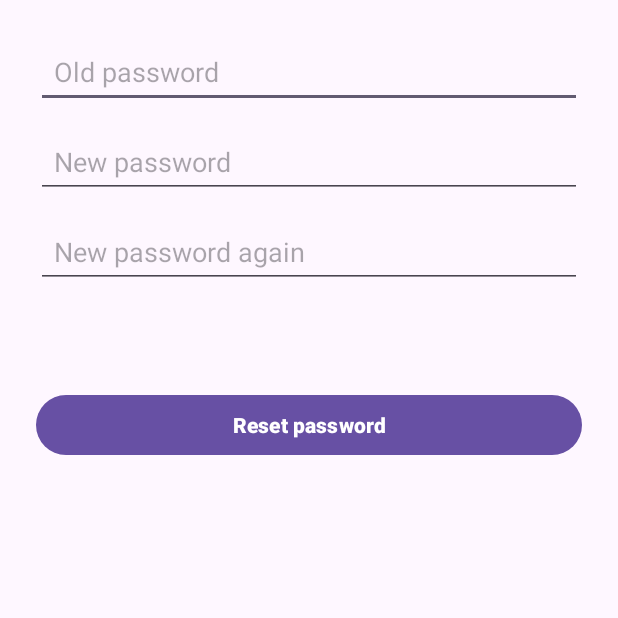
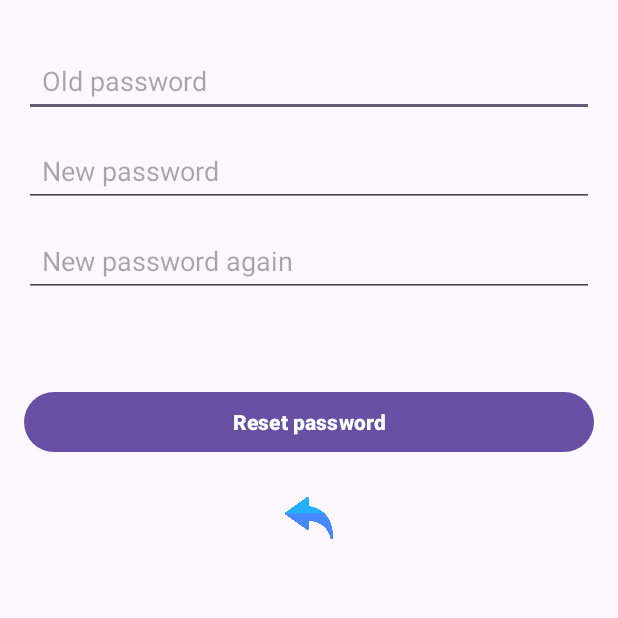
Before and after one commit to shone113/e2-ma-tim31-2025, an Android app: the ChangePasswordActivity screen opened directly, with no data from a screen before it, on a phone screen of 412 x 824 dp, the top half of it. Run offline under Robolectric (Android 15) with nearby library versions, the phone set to English and light mode, and no system bars; our stand-ins replace Firebase (no records; nobody signed in at launch, a user with empty details on screens opened directly).

Commit message:
feat: implement password reset

```diff
--- a/app/src/main/java/ftn/project/presentation/ui/ChangePasswordActivity.java
+++ b/app/src/main/java/ftn/project/presentation/ui/ChangePasswordActivity.java
@@ -3,6 +3,7 @@ package ftn.project.presentation.ui;
 import android.os.Bundle;
 import android.widget.Button;
 import android.widget.EditText;
+import android.widget.ImageButton;
 import android.widget.TextView;
 
 import androidx.activity.EdgeToEdge;
@@ -35,8 +36,6 @@ public class ChangePasswordActivity extends AppCompatActivity {
             return insets;
         });
 
-        setContentView(R.layout.activity_change_password); // tvoj XML fajl
-
         etOldPass = findViewById(R.id.etOldPassword);
         etNewPass = findViewById(R.id.etNewPassword);
         etConfirmPass = findViewById(R.id.etConfirmPassword);
@@ -44,6 +43,9 @@ public class ChangePasswordActivity extends AppCompatActivity {
         tvFeedback = findViewById(R.id.tvFeedback);
 
         btnReset.setOnClickListener(v -> changePassword());
+
+        ImageButton btnBack = findViewById(R.id.btnBack);
+        btnBack.setOnClickListener(v -> finish());
     }
 
     private void changePassword() {
@@ -80,6 +82,9 @@ public class ChangePasswordActivity extends AppCompatActivity {
                     if (updateTask.isSuccessful()) {
                         tvFeedback.setTextColor(getResources().getColor(android.R.color.holo_green_dark));
                         tvFeedback.setText("Lozinka uspešno promenjena!");
+                        etOldPass.setText("");
+                        etNewPass.setText("");
+                        etConfirmPass.setText("");
                     } else {
                         tvFeedback.setText("Greška: " + updateTask.getException().getMessage());
                     }
--- a/app/src/main/res/layout/activity_change_password.xml
+++ b/app/src/main/res/layout/activity_change_password.xml
@@ -1,10 +1,11 @@
 <?xml version="1.0" encoding="utf-8"?>
 <LinearLayout
     xmlns:android="http://schemas.android.com/apk/res/android"
+    android:id="@+id/main"
     android:orientation="vertical"
     android:layout_width="match_parent"
     android:layout_height="match_parent"
-    android:padding="24dp"
+    android:padding="40dp"
     android:gravity="center_horizontal">
 
     <!-- Old Password -->
@@ -15,6 +16,9 @@
         android:hint="Old password"
         android:inputType="textPassword"
         android:padding="12dp"
+        android:layout_marginTop="30dp"
+        android:layout_marginStart="16dp"
+        android:layout_marginEnd="16dp"
         android:layout_marginBottom="12dp"/>
 
     <!-- New Password -->
@@ -25,6 +29,8 @@
         android:hint="New password"
         android:inputType="textPassword"
         android:padding="12dp"
+        android:layout_marginStart="16dp"
+        android:layout_marginEnd="16dp"
         android:layout_marginBottom="12dp"/>
 
     <!-- New Password Again -->
@@ -35,6 +41,8 @@
         android:hint="New password again"
         android:inputType="textPassword"
         android:padding="12dp"
+        android:layout_marginStart="16dp"
+        android:layout_marginEnd="16dp"
         android:layout_marginBottom="24dp"/>
 
     <!-- Feedback TextView -->
@@ -56,5 +64,19 @@
         android:text="Reset password"
         android:textColor="@android:color/white"
         android:textStyle="bold"
-        android:layout_marginTop="8dp"/>
+        android:layout_marginStart="16dp"
+        android:layout_marginEnd="16dp"
+        />
+
+    <ImageButton
+        android:id="@+id/btnBack"
+        android:layout_width="48dp"
+        android:layout_height="48dp"
+        android:layout_marginTop="16dp"
+        android:background="?attr/selectableItemBackgroundBorderless"
+        android:padding="8dp"
+        android:scaleType="centerInside"
+        android:src="@drawable/back"
+        android:layout_gravity="center_horizontal"
+        android:contentDescription="Nazad" />
 </LinearLayout>
```
Also changed, not shown: app/src/main/java/ftn/project/presentation/ui/MainActivity.java (+12 -7 lines), app/src/main/res/layout/activity_main.xml (+22 -0 lines), app/src/main/res/drawable/back.png (added).
